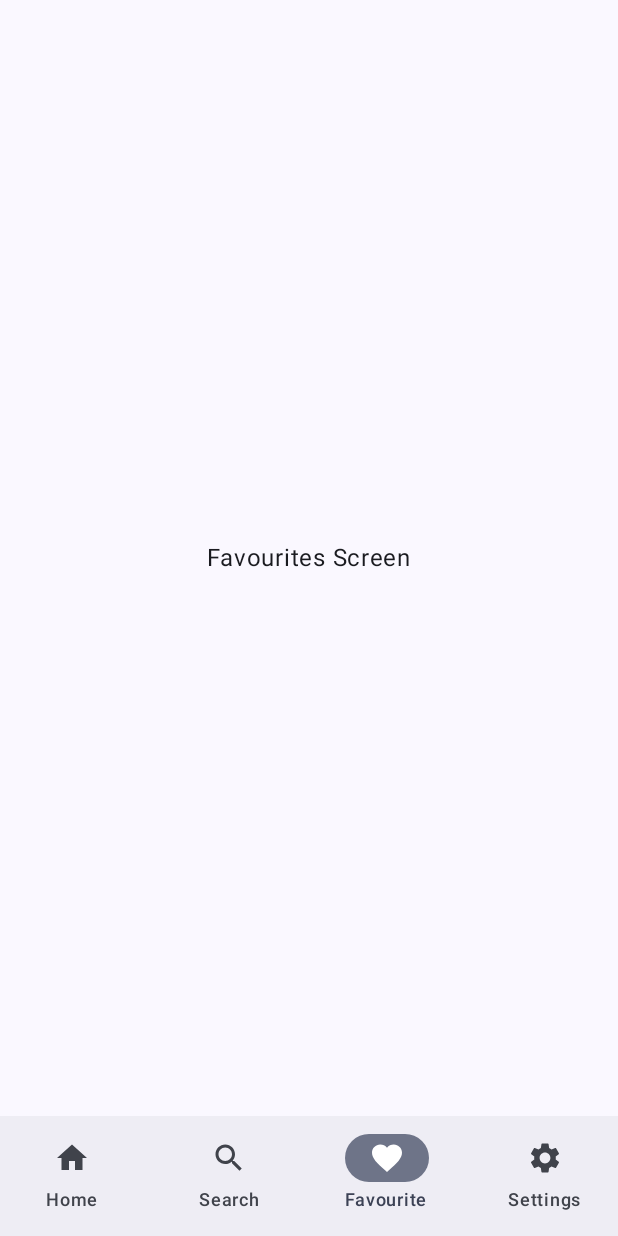
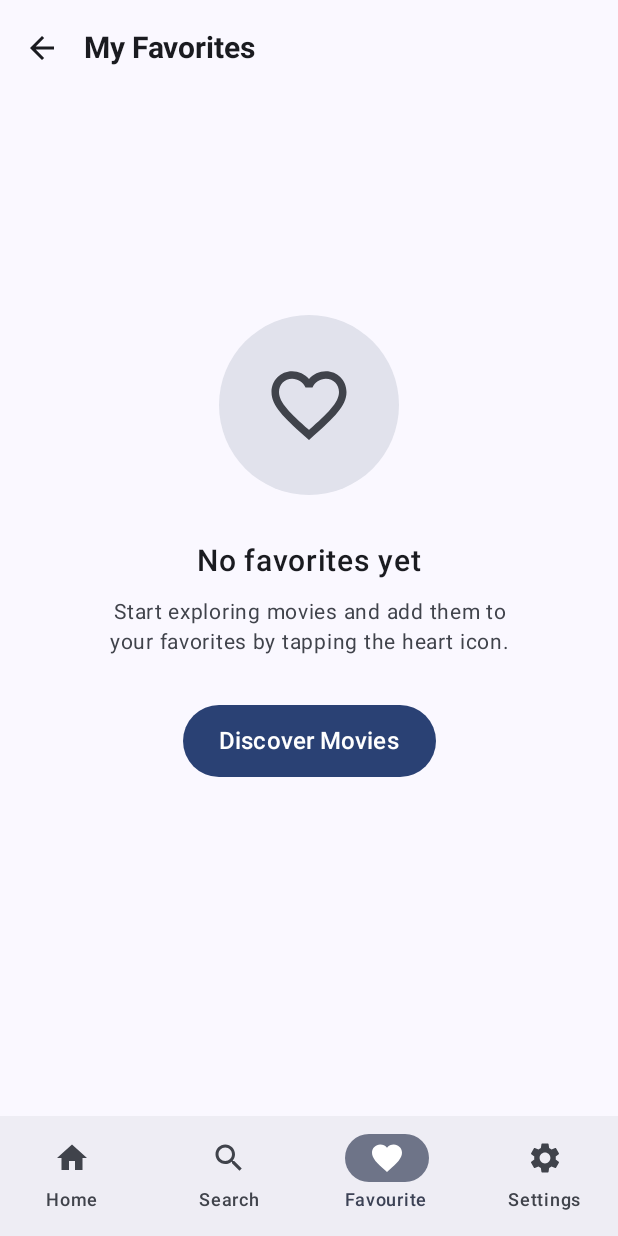
Before and after one commit to nhahub/NHA-278, an Android app built with Jetpack Compose: the FavoritesScreen screen opened through its navigation route, on a phone screen of 412 x 824 dp. Run offline under Robolectric (Android 15) with nearby library versions, the phone set to English and light mode, and no system bars; our stand-ins replace livedata-compose; network calls fail; pictures from the network do not load; 3 statements that could not run were skipped.

Commit message:
added favourite feature

```diff
--- a/app/build.gradle.kts
+++ b/app/build.gradle.kts
@@ -57,6 +57,8 @@ dependencies {
     implementation("androidx.lifecycle:lifecycle-viewmodel-ktx:2.9.4")
     implementation("androidx.lifecycle:lifecycle-livedata-ktx:2.9.4")
     implementation("androidx.navigation:navigation-compose:2.7.7")
+    implementation(libs.androidx.room.common.jvm)
+    implementation(libs.androidx.room.ktx)
 
     testImplementation("junit:junit:4.13.2")
     androidTestImplementation("androidx.test.ext:junit:1.2.1")
--- a/app/src/main/java/com/example/myapplication/MainActivity.kt
+++ b/app/src/main/java/com/example/myapplication/MainActivity.kt
@@ -64,7 +64,7 @@ import androidx.navigation.navArgument
 import coil.compose.rememberAsyncImagePainter
 import com.example.myapplication.model.Movie
 import com.example.myapplication.network.Genre
-import com.example.myapplication.ui.FavouritesScreen
+import com.example.myapplication.ui.FavoritesScreen
 import com.example.myapplication.ui.MovieDetailsScreen
 import com.example.myapplication.ui.SettingsScreen
 import com.example.myapplication.ui.theme.MyApplicationTheme
@@ -129,7 +129,29 @@ fun MovieApp(viewModel: MovieViewModel) {
             }
             composable("favourites") {
                 Box(Modifier.padding(innerPadding)) {
-                    FavouritesScreen()
+                    val favoriteMovies: List<Movie> by viewModel.favoriteMovies?.observeAsState(initial = emptyList()) ?: remember { mutableStateOf(emptyList()) }
+                    FavoritesScreen(
+                        favoriteMovies = favoriteMovies,
+                        onMovieClick = { movie ->
+                            navController.navigate("movieDetails/${movie.id}")
+                        },
+                        onBackClick = {
+                            navController.navigateUp()
+                        },
+                        onDiscoverClick = {
+                            navController.navigate("home") {
+                                popUpTo(navController.graph.startDestinationId) {
+                                    saveState = true
+                                }
+                                launchSingleTop = true
+                                restoreState = true
+                            }
+                        },
+                        onToggleFavorite = { movie ->
+                            viewModel.toggleFavorite(movie)
+                        },
+                        modifier = Modifier.padding(innerPadding)
+                    )
                 }
             }
             composable("settings") {
@@ -200,7 +222,9 @@ fun MovieListScreen(viewModel: MovieViewModel, navController: NavController, pad
         contentPadding = paddingValues,
     ) {
         items(movies) { movie ->
-            MovieItem(movie = movie, genres = genres, onClick = { navController.navigate("movieDetails/${movie.id}") })
+            MovieItem(movie = movie, genres = genres, onClick = { navController.navigate("movieDetails/${movie.id}") } ,                 onFavoriteClick = {
+                viewModel.toggleFavorite(movie )
+            })
         }
     }
 
@@ -227,7 +251,7 @@ fun InfiniteScrollHandler(listState: LazyGridState, onLoadMore: () -> Unit) {
 }
 
 @Composable
-fun MovieItem(movie: Movie, genres: List<Genre>, onClick: () -> Unit) {
+fun MovieItem(movie: Movie, genres: List<Genre>, onClick: () -> Unit ,  onFavoriteClick: () -> Unit) {
     var isLiked by remember { mutableStateOf(false) }
     val genreNames = movie.genre_ids.mapNotNull { genreId ->
         genres.find { it.id == genreId }?.name
@@ -261,11 +285,11 @@ fun MovieItem(movie: Movie, genres: List<Genre>, onClick: () -> Unit) {
                         style = MaterialTheme.typography.bodySmall,
                         modifier = Modifier.weight(1f)
                     )
-                    IconButton(onClick = { isLiked = !isLiked }) {
+                    IconButton(onClick = onFavoriteClick) {
                         Icon(
-                            imageVector = if (isLiked) Icons.Filled.Favorite else Icons.Filled.FavoriteBorder,
+                            imageVector = if (movie.isFavorite) Icons.Filled.Favorite else Icons.Filled.FavoriteBorder,
                             contentDescription = "Like button",
-                            tint = if (isLiked) Color.Red else Color.Gray
+                            tint = if (movie.isFavorite) Color.Red else Color.Gray
                         )
                     }
                 }
--- a/app/src/main/java/com/example/myapplication/model/Movie.kt
+++ b/app/src/main/java/com/example/myapplication/model/Movie.kt
@@ -6,7 +6,8 @@ data class Movie(
     val overview: String,
     val poster_path: String,
     val vote_average: Double,
-    val genre_ids: List<Int>
+    val genre_ids: List<Int>,
+    var isFavorite: Boolean = false
 )
 
 data class MovieResponse(val results: List<Movie>)
--- a/app/src/main/java/com/example/myapplication/ui/FavouritesScreen.kt
+++ b/app/src/main/java/com/example/myapplication/ui/FavouritesScreen.kt
@@ -1,18 +1,162 @@
 package com.example.myapplication.ui
 
-import androidx.compose.foundation.layout.Box
-import androidx.compose.foundation.layout.fillMaxSize
-import androidx.compose.material3.Text
+
+import androidx.compose.foundation.background
+import androidx.compose.foundation.layout.*
+import androidx.compose.foundation.lazy.grid.GridCells
+import androidx.compose.foundation.lazy.grid.LazyVerticalGrid
+import androidx.compose.foundation.lazy.grid.items
+import androidx.compose.foundation.shape.CircleShape
+import androidx.compose.material.icons.Icons
+import androidx.compose.material.icons.filled.ArrowBack
+import androidx.compose.material.icons.filled.Favorite
+import androidx.compose.material.icons.filled.FavoriteBorder
+import androidx.compose.material3.*
 import androidx.compose.runtime.Composable
 import androidx.compose.ui.Alignment
 import androidx.compose.ui.Modifier
+import androidx.compose.ui.graphics.Color
+import androidx.compose.ui.text.font.FontWeight
+import androidx.compose.ui.text.style.TextAlign
+import androidx.compose.ui.text.style.TextOverflow
+import androidx.compose.ui.unit.dp
+import androidx.compose.ui.unit.sp
+import com.example.myapplication.MovieItem
+import com.example.myapplication.model.Movie
+
+
+@OptIn(ExperimentalMaterial3Api::class)
+@Composable
+fun FavoritesScreen(
+    favoriteMovies: List<Movie>,
+    onMovieClick: (Movie) -> Unit = {},
+    onBackClick: () -> Unit = {},
+    onDiscoverClick: () -> Unit = {},
+    onToggleFavorite: (Movie) -> Unit = {},
+    modifier: Modifier = Modifier
+) {
+    Scaffold(
+        topBar = {
+            TopAppBar(
+                title = {
+                    Text(
+                        text = "My Favorites",
+                        fontSize = 20.sp,
+                        fontWeight = FontWeight.Bold
+                    )
+                },
+                navigationIcon = {
+                    IconButton(onClick = onBackClick) {
+                        Icon(
+                            imageVector = Icons.Default.ArrowBack,
+                            contentDescription = "Back"
+                        )
+                    }
+                }
+            )
+        },
+        modifier = modifier
+    ) { paddingValues ->
+        Box(
+            modifier = Modifier
+                .fillMaxSize()
+                .padding(paddingValues)
+        ) {
+            if (favoriteMovies.isEmpty()) {
+                // Empty State
+                EmptyFavoritesState(
+                    onDiscoverClick = onDiscoverClick
+                )
+            } else {
+                // Movies Grid
+                LazyVerticalGrid(
+                    columns = GridCells.Fixed(2),
+                    contentPadding = PaddingValues(16.dp),
+                    horizontalArrangement = Arrangement.spacedBy(12.dp),
+                    verticalArrangement = Arrangement.spacedBy(16.dp),
+                    modifier = Modifier.fillMaxSize()
+                ) {
+                    items(favoriteMovies) { movie ->
+                        MovieItem(
+                            movie = movie,
+                            genres = emptyList(),
+                            onClick = { onMovieClick(movie) },
+                            onFavoriteClick = { onToggleFavorite(movie) },
+
+                            )
+                    }
+                }
+            }
+        }
+    }
+}
+
 
 @Composable
-fun FavouritesScreen() {
-    Box(
-        modifier = Modifier.fillMaxSize(),
-        contentAlignment = Alignment.Center
+fun EmptyFavoritesState(
+    onDiscoverClick: () -> Unit,
+    modifier: Modifier = Modifier
+) {
+    Column(
+        modifier = modifier
+            .fillMaxSize()
+            .padding(24.dp),
+        horizontalAlignment = Alignment.CenterHorizontally,
+        verticalArrangement = Arrangement.Center
     ) {
-        Text(text = "Favourites Screen")
+        // Heart Icon
+        Box(
+            modifier = Modifier
+                .size(120.dp)
+                .background(
+                    color = MaterialTheme.colorScheme.surfaceVariant,
+                    shape = CircleShape
+                ),
+            contentAlignment = Alignment.Center
+        ) {
+            Icon(
+                imageVector = Icons.Default.FavoriteBorder,
+                contentDescription = "No favorites",
+                modifier = Modifier.size(60.dp),
+                tint = MaterialTheme.colorScheme.onSurfaceVariant
+            )
+        }
+
+        Spacer(modifier = Modifier.height(32.dp))
+
+        // Title
+        Text(
+            text = "No favorites yet",
+            fontSize = 20.sp,
+            fontWeight = FontWeight.SemiBold,
+            color = MaterialTheme.colorScheme.onBackground
+        )
+
+        Spacer(modifier = Modifier.height(12.dp))
+
+        // Description
+        Text(
+            text = "Start exploring movies and add them to\nyour favorites by tapping the heart icon.",
+            fontSize = 14.sp,
+            color = MaterialTheme.colorScheme.onSurfaceVariant,
+            textAlign = TextAlign.Center,
+            lineHeight = 20.sp
+        )
+
+        Spacer(modifier = Modifier.height(32.dp))
+
+        // Discover Button
+        Button(
+            onClick = onDiscoverClick,
+            modifier = Modifier
+                .height(48.dp)
+                .padding(horizontal = 16.dp)
+        ) {
+            Text(
+                text = "Discover Movies",
+                fontSize = 16.sp,
+                fontWeight = FontWeight.Medium
+            )
+        }
     }
 }
--- a/gradle/libs.versions.toml
+++ b/gradle/libs.versions.toml
@@ -8,6 +8,8 @@ espressoCore = "3.7.0"
 lifecycleRuntimeKtx = "2.9.4"
 activityCompose = "1.11.0"
 composeBom = "2024.09.00"
+roomCommonJvm = "2.8.3"
+roomKtx = "2.8.3"
 
 [libraries]
 androidx-core-ktx = { group = "androidx.core", name = "core-ktx", version.ref = "coreKtx" }
@@ -24,6 +26,8 @@ androidx-ui-tooling-preview = { group = "androidx.compose.ui", name = "ui-toolin
 androidx-ui-test-manifest = { group = "androidx.compose.ui", name = "ui-test-manifest" }
 androidx-ui-test-junit4 = { group = "androidx.compose.ui", name = "ui-test-junit4" }
 androidx-material3 = { group = "androidx.compose.material3", name = "material3" }
+androidx-room-common-jvm = { group = "androidx.room", name = "room-common-jvm", version.ref = "roomCommonJvm" }
+androidx-room-ktx = { group = "androidx.room", name = "room-ktx", version.ref = "roomKtx" }
 
 [plugins]
 android-application = { id = "com.android.application", version.ref = "agp" }
```
Also changed, not shown: app/src/main/java/com/example/myapplication/database/AppDatabase.kt (added, +31 -0 lines), app/src/main/java/com/example/myapplication/database/Converters.kt (added, +20 -0 lines), app/src/main/java/com/example/myapplication/database/MovieDao.kt (added, +27 -0 lines), app/src/main/java/com/example/myapplication/repository/MovieRepository.kt (+20 -0 lines), app/src/main/java/com/example/myapplication/viewmodel/MovieViewModel.kt (+44 -1 lines).
